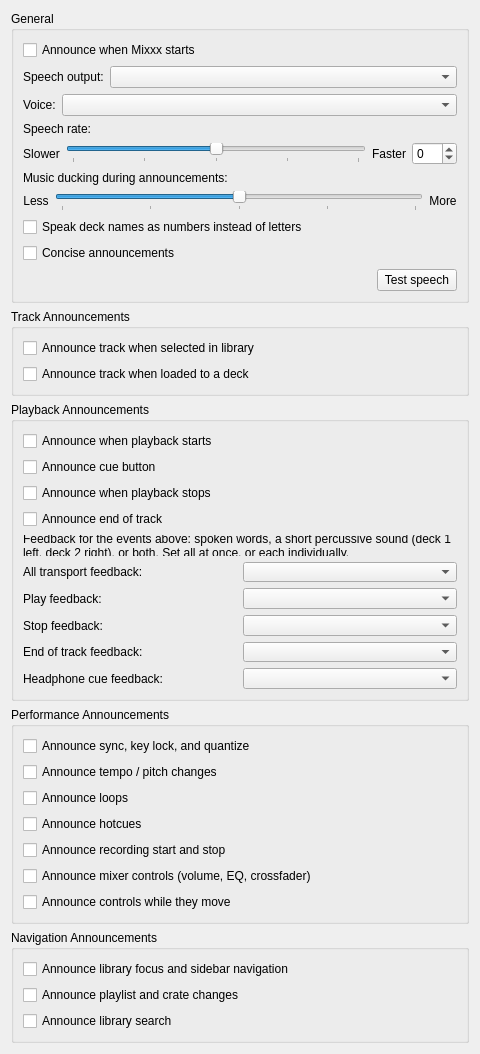
Old version of the form src/preferences/dialog/dlgprefaccessibilitydlg.ui in the repository XeTK/mixxx.
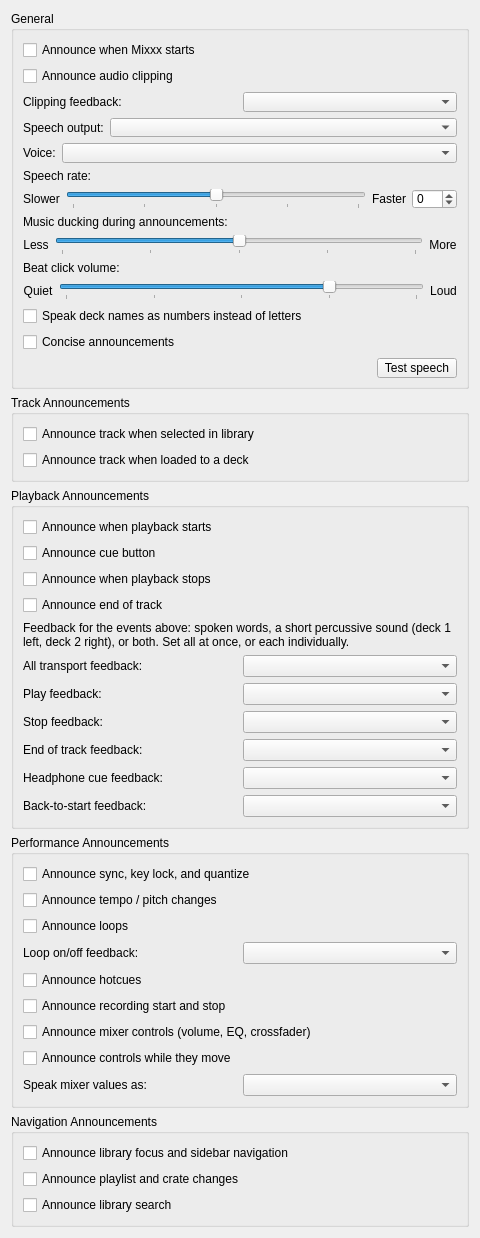
New version of the form.

Commit message: fix(a11y): feedback batch 2 - taper-parameter bug, headphone mix, clipping, restart/loop earcons

```diff
--- a/src/preferences/dialog/dlgprefaccessibilitydlg.ui
+++ b/src/preferences/dialog/dlgprefaccessibilitydlg.ui
@@ -30,6 +30,33 @@
         </property>
        </widget>
       </item>
+      <item>
+       <widget class="QCheckBox" name="checkBoxAnnounceClipping">
+        <property name="toolTip">
+         <string>Warn when the main output clips. On by default: this is an audio-quality and safety signal, not just a stylistic preference.</string>
+        </property>
+        <property name="text">
+         <string>Announce audio clipping</string>
+        </property>
+       </widget>
+      </item>
+      <item>
+       <layout class="QHBoxLayout" name="horizontalLayoutFeedbackClipping">
+        <item>
+         <widget class="QLabel" name="labelFeedbackClipping">
+          <property name="text">
+           <string>Clipping feedback:</string>
+          </property>
+          <property name="buddy">
+           <cstring>comboBoxFeedbackClipping</cstring>
+          </property>
+         </widget>
+        </item>
+        <item>
+         <widget class="QComboBox" name="comboBoxFeedbackClipping"/>
+        </item>
+       </layout>
+      </item>
       <item>
        <layout class="QHBoxLayout" name="horizontalLayoutRoute">
         <item>
@@ -257,6 +284,74 @@
         </item>
        </layout>
       </item>
+      <item>
+       <widget class="QLabel" name="labelBeatClickVolume">
+        <property name="text">
+         <string>Beat click volume:</string>
+        </property>
+        <property name="toolTip">
+         <string>Loudness of the Alt+B beat-click metronome clicks.</string>
+        </property>
+        <property name="buddy">
+         <cstring>sliderBeatClickVolume</cstring>
+        </property>
+       </widget>
+      </item>
+      <item>
+       <layout class="QHBoxLayout" name="horizontalLayoutBeatClickVolume">
+        <item>
+         <widget class="QLabel" name="labelBeatClickVolumeQuiet">
+          <property name="text">
+           <string>Quiet</string>
+          </property>
+          <property name="alignment">
+           <set>Qt::AlignCenter</set>
+          </property>
+         </widget>
+        </item>
+        <item>
+         <widget class="QSlider" name="sliderBeatClickVolume">
+          <property name="accessibleName">
+           <string>Beat click volume</string>
+          </property>
+          <property name="toolTip">
+           <string>Drag to adjust how loud the beat-click metronome is.</string>
+          </property>
+          <property name="orientation">
+           <enum>Qt::Horizontal</enum>
+          </property>
+          <property name="minimum">
+           <number>0</number>
+          </property>
+          <property name="maximum">
+           <number>100</number>
+          </property>
+          <property name="value">
+           <number>75</number>
+          </property>
+          <property name="pageStep">
+           <number>10</number>
+          </property>
+          <property name="tickPosition">
+           <enum>QSlider::TicksBelow</enum>
+          </property>
+          <property name="tickInterval">
+           <number>25</number>
+          </property>
+         </widget>
+        </item>
+        <item>
+         <widget class="QLabel" name="labelBeatClickVolumeLoud">
+          <property name="text">
+           <string>Loud</string>
+          </property>
+          <property name="alignment">
+           <set>Qt::AlignCenter</set>
+          </property>
+         </widget>
+        </item>
+       </layout>
+      </item>
       <item>
        <widget class="QCheckBox" name="checkBoxDeckNumbers">
         <property name="toolTip">
@@ -480,6 +575,26 @@
         </item>
        </layout>
       </item>
+      <item>
+       <layout class="QHBoxLayout" name="horizontalLayoutFeedbackRestart">
+        <item>
+         <widget class="QLabel" name="labelFeedbackRestart">
+          <property name="text">
+           <string>Back-to-start feedback:</string>
+          </property>
+          <property name="toolTip">
+           <string>Feedback for jumping back to the start of the track (Start key or cue-goto-and-stop). Not included in "All transport feedback" above since it's a less frequent action.</string>
+          </property>
+          <property name="buddy">
+           <cstring>comboBoxFeedbackRestart</cstring>
+          </property>
+         </widget>
+        </item>
+        <item>
+         <widget class="QComboBox" name="comboBoxFeedbackRestart"/>
+        </item>
+       </layout>
+      </item>
      </layout>
     </widget>
    </item>
@@ -519,6 +634,23 @@
         </property>
        </widget>
       </item>
+      <item>
+       <layout class="QHBoxLayout" name="horizontalLayoutFeedbackLoop">
+        <item>
+         <widget class="QLabel" name="labelFeedbackLoop">
+          <property name="text">
+           <string>Loop on/off feedback:</string>
+          </property>
+          <property name="buddy">
+           <cstring>comboBoxFeedbackLoop</cstring>
+          </property>
+         </widget>
+        </item>
+        <item>
+         <widget class="QComboBox" name="comboBoxFeedbackLoop"/>
+        </item>
+       </layout>
+      </item>
       <item>
        <widget class="QCheckBox" name="checkBoxAnnounceHotcue">
         <property name="toolTip">
@@ -559,6 +691,26 @@
         </property>
        </widget>
       </item>
+      <item>
+       <layout class="QHBoxLayout" name="horizontalLayoutMixerStyle">
+        <item>
+         <widget class="QLabel" name="labelMixerStyle">
+          <property name="text">
+           <string>Speak mixer values as:</string>
+          </property>
+          <property name="toolTip">
+           <string>How fader and knob positions are spoken: fractions (e.g. "three quarters") or exact percentages (e.g. "75 percent").</string>
+          </property>
+          <property name="buddy">
+           <cstring>comboBoxMixerStyle</cstring>
+          </property>
+         </widget>
+        </item>
+        <item>
+         <widget class="QComboBox" name="comboBoxMixerStyle"/>
+        </item>
+       </layout>
+      </item>
      </layout>
     </widget>
    </item>
```
The commit also changes 26 other files.
